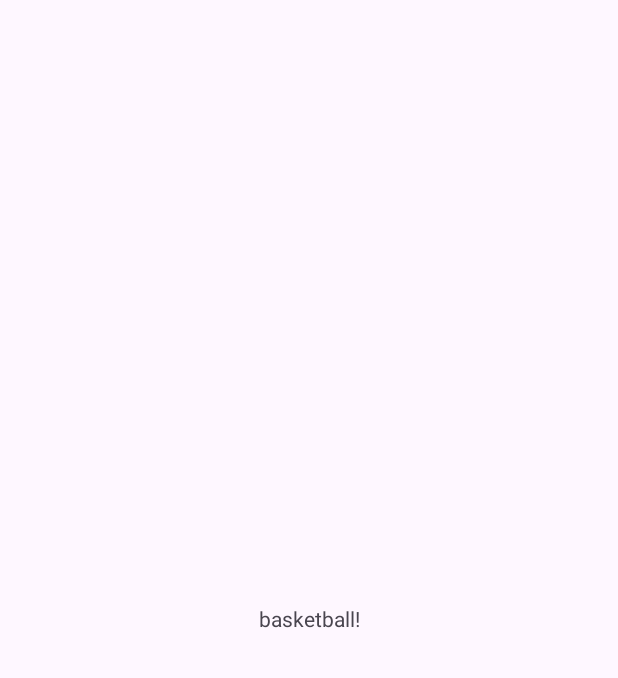
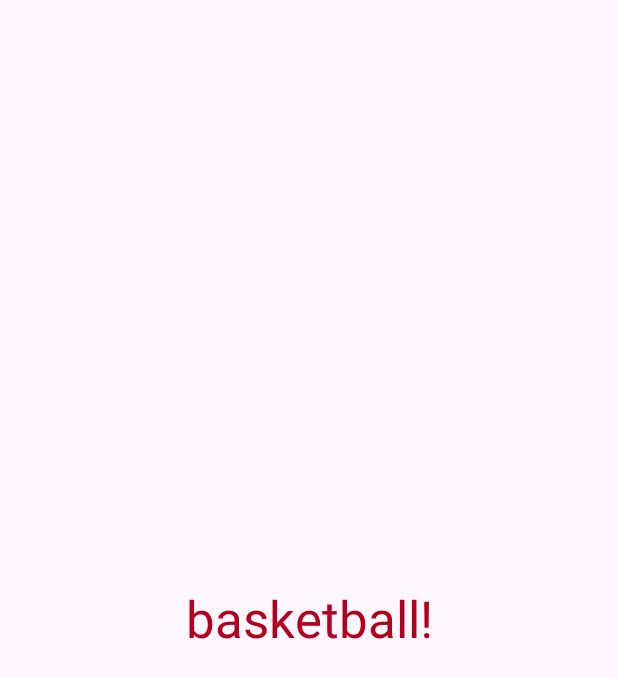
Before and after one commit to syodai-0419/Androidapp0904, an Android app: the screen it shows after launch (MainActivity), on a phone screen of 412 x 824 dp. Before the commit the part shown is almost empty. Shown: the top 678 px of the screen. Run offline under Robolectric (Android 15) with nearby library versions, the phone set to English and light mode, and no system bars.

Commit message:
TextView size and color change.

```diff
--- a/app/src/main/res/layout/activity_main.xml
+++ b/app/src/main/res/layout/activity_main.xml
@@ -10,6 +10,8 @@
         android:layout_width="wrap_content"
         android:layout_height="wrap_content"
         android:text="basketball!"
+        android:textColor="@color/design_default_color_error"
+        android:textSize="34sp"
         app:layout_constraintBottom_toBottomOf="parent"
         app:layout_constraintEnd_toEndOf="parent"
         app:layout_constraintStart_toStartOf="parent"
```
